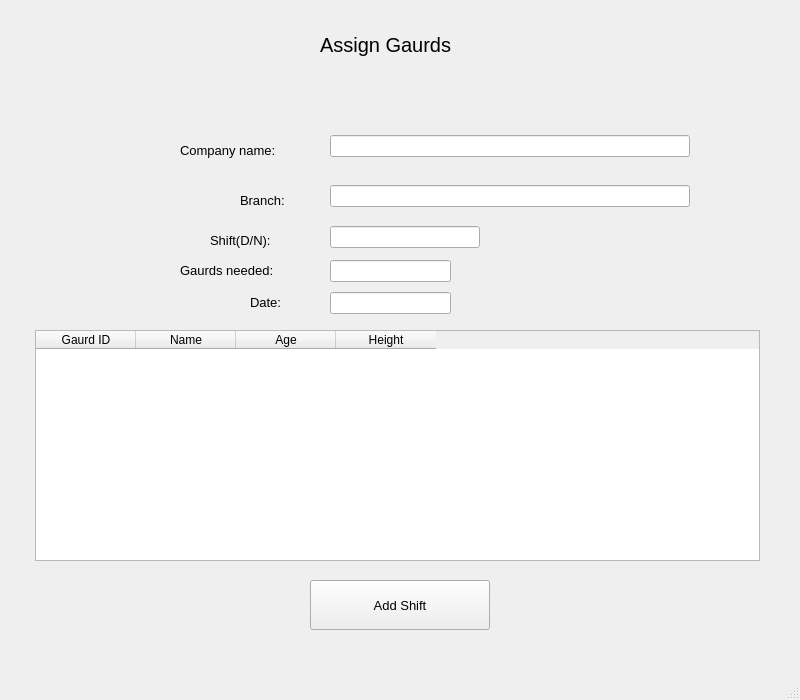
This is Assign_gaurds.ui in MikaalImam/DBMS_proj as Qt 5 draws it before an edit. The edited form follows.
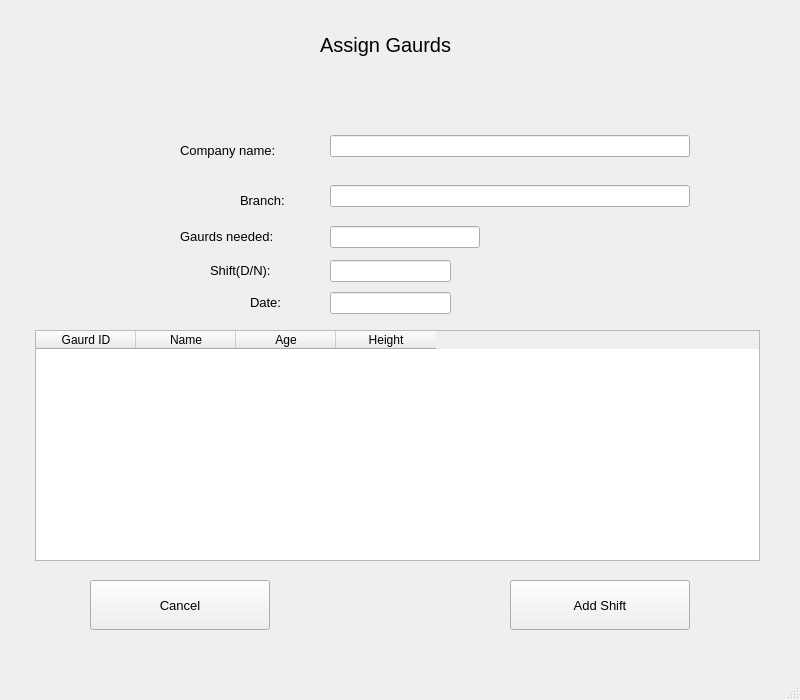
This is the edited form.

Commit message: added cancel button and removed smthn

```diff
--- a/Assign_gaurds.ui
+++ b/Assign_gaurds.ui
@@ -72,7 +72,7 @@
     <property name="geometry">
      <rect>
       <x>180</x>
-      <y>260</y>
+      <y>226</y>
       <width>150</width>
       <height>21</height>
      </rect>
@@ -129,7 +129,7 @@
    <widget class="QPushButton" name="pushButton_5">
     <property name="geometry">
      <rect>
-      <x>310</x>
+      <x>510</x>
       <y>580</y>
       <width>180</width>
       <height>50</height>
@@ -212,7 +212,7 @@
     <property name="geometry">
      <rect>
       <x>210</x>
-      <y>230</y>
+      <y>260</y>
       <width>141</width>
       <height>21</height>
      </rect>
@@ -226,6 +226,24 @@
      <string>Shift(D/N):</string>
     </property>
    </widget>
+   <widget class="QPushButton" name="pushButton_6">
+    <property name="geometry">
+     <rect>
+      <x>90</x>
+      <y>580</y>
+      <width>180</width>
+      <height>50</height>
+     </rect>
+    </property>
+    <property name="font">
+     <font>
+      <pointsize>10</pointsize>
+     </font>
+    </property>
+    <property name="text">
+     <string>Cancel</string>
+    </property>
+   </widget>
   </widget>
   <widget class="QMenuBar" name="menubar">
    <property name="geometry">
```
